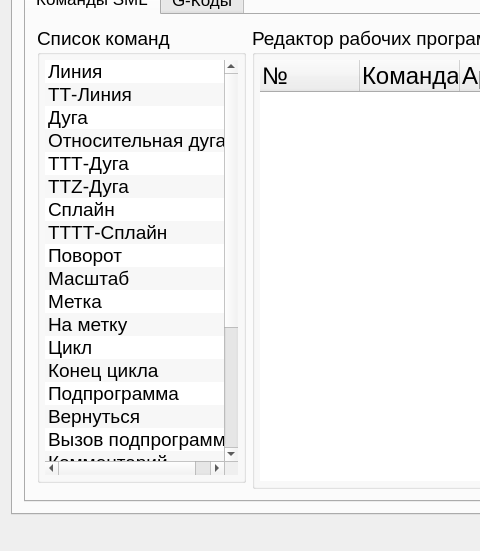
This is KAMEditor/gui/mainwindow.ui in Xtail96/SML as Qt 5 draws it before an edit; both pictures show x 0 to 480 and y 188 to 739 of the 1450 by 739 pixel window. The edited form follows.
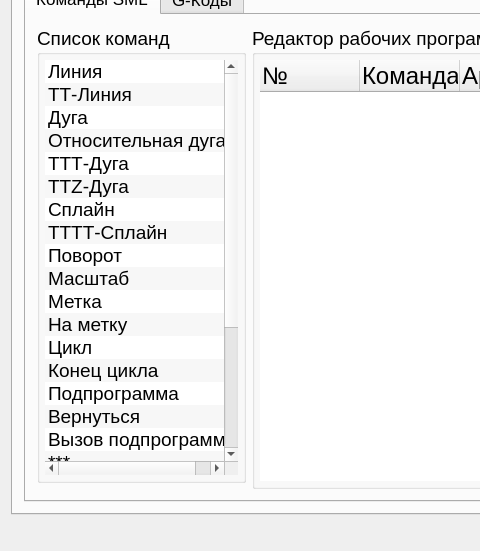
This is the edited form. The open tabs and pages were chosen to show the change. Icons and pictures are not drawn.

Commit message: Редактирование команды Комментарий

```diff
--- a/KAMEditor/gui/mainwindow.ui
+++ b/KAMEditor/gui/mainwindow.ui
@@ -551,7 +551,7 @@
                  </item>
                  <item>
                   <property name="text">
-                   <string>Комментарий</string>
+                   <string>***</string>
                   </property>
                  </item>
                  <item>
```
The commit also changes 4 other files.
